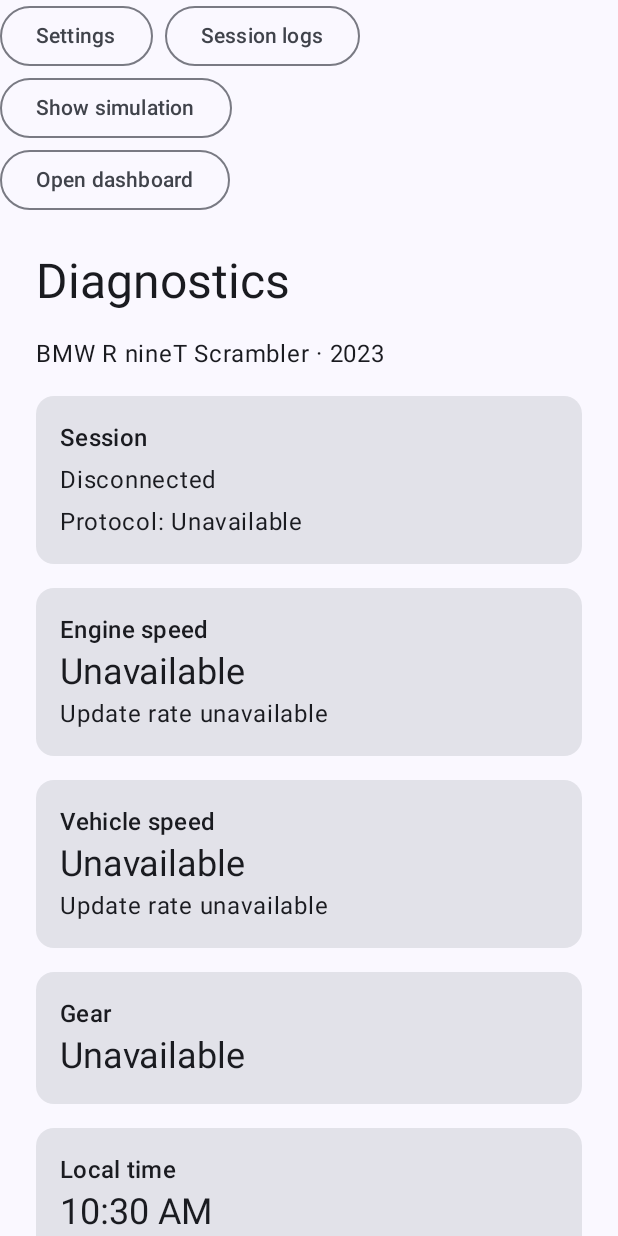
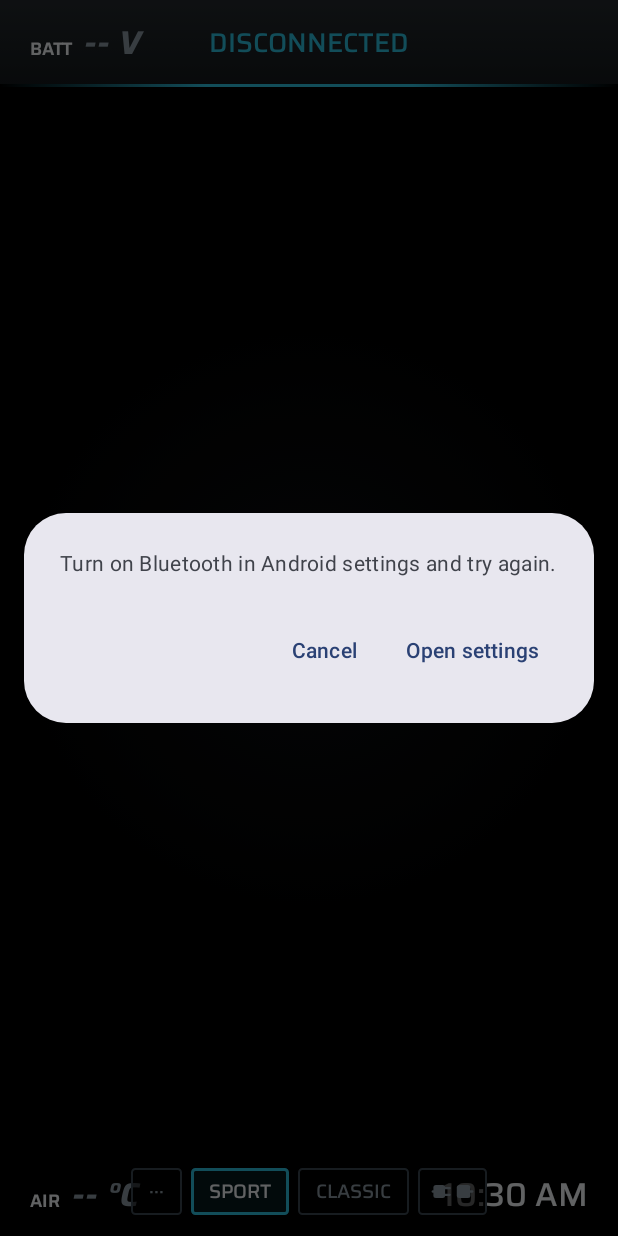
Before and after one commit to FelipeGarcia911/R9T_OBD2_Dashboard, an Android app built with Jetpack Compose: the screen it shows after launch (MainActivity), on a phone screen of 412 x 824 dp. Run offline under Robolectric (Android 15) with nearby library versions, the phone set to English and light mode, and no system bars.

Commit message:
Open on the dashboard and connect to the chosen adapter on their own
The dashboard is now the app's main screen. It connects once on start to the
adapter chosen last, or lets the rider pick one the first time. Diagnostics,
Choose adapter and, in debug builds, the simulation sit in the dashboard
menu, which screens extend with their own entries.

The simulation also opens on the dashboard and starts playing at once; its
menu switches between the real capture, the synthetic ride, an opened capture
and back to the bike.

Co-Authored-By: Claude Opus 5.5 <noreply@anthropic.com>

```diff
--- a/app/src/debug/res/values/strings.xml
+++ b/app/src/debug/res/values/strings.xml
@@ -1,6 +1,6 @@
 <resources>
     <!-- Simulator and capture replay, debug builds only -->
-    <string name="debug_show_live_diagnostics">Show live diagnostics</string>
+    <string name="debug_back_to_bike">Back to the bike</string>
     <string name="debug_example_capture">Real bike capture</string>
     <string name="debug_synthetic_data">Synthetic data</string>
     <string name="debug_open_capture">Open capture</string>
--- /dev/null
+++ b/app/src/main/java/com/felipeg/r9t_obd2_dashboard/DashboardWithDiagnostics.kt
@@ -0,0 +1,60 @@
+package com.felipeg.r9t_obd2_dashboard
+
+import androidx.activity.compose.BackHandler
+import androidx.compose.runtime.Composable
+import androidx.compose.runtime.LaunchedEffect
+import androidx.compose.runtime.getValue
+import androidx.compose.runtime.mutableStateOf
+import androidx.compose.runtime.saveable.rememberSaveable
+import androidx.compose.runtime.setValue
+import androidx.compose.ui.Modifier
+import androidx.compose.ui.res.stringResource
+import com.felipeg.r9t_obd2_dashboard.dashboard.ui.DashboardMenuItem
+import com.felipeg.r9t_obd2_dashboard.dashboard.ui.DashboardScreen
+import com.felipeg.r9t_obd2_dashboard.dashboard.ui.link.DashboardConnection
+import com.felipeg.r9t_obd2_dashboard.diagnostics.application.DiagnosticState
+
+/**
+ * The dashboard for [session], the app's main screen. Diagnostics in its menu, after
+ * [menuItems], opens [diagnostics], which returns through `backToDashboard` or Back without
+ * stopping the session.
+ */
+@Composable
+internal fun DashboardWithDiagnostics(
+    session: DiagnosticState,
+    sourceLabel: String,
+    connection: DashboardConnection,
+    modifier: Modifier,
+    menuItems: List<DashboardMenuItem> = emptyList(),
+    diagnostics: @Composable (backToDashboard: () -> Unit) -> Unit,
+) {
+    var showDiagnostics by rememberSaveable { mutableStateOf(false) }
+    if (showDiagnostics) {
+        BackHandler { showDiagnostics = false }
+        diagnostics { showDiagnostics = false }
+    } else {
+        DashboardScreen(
+            state = session,
+            modifier = modifier,
+            sourceLabel = sourceLabel,
+            connection = connection,
+            menuItems = menuItems + DashboardMenuItem(stringResource(R.string.dashboard_menu_diagnostics)) {
+                showDiagnostics = true
+            },
+        )
+    }
+}
+
+/**
+ * Calls [connect] once when the screen first opens with [session] stopped, so the dashboard comes
+ * up connecting on its own. Not again on rotation, nor after the rider disconnects.
+ */
+@Composable
+internal fun ConnectOnOpen(session: DiagnosticState, connect: () -> Unit) {
+    var done by rememberSaveable { mutableStateOf(false) }
+    LaunchedEffect(Unit) {
+        if (done) return@LaunchedEffect
+        done = true
+        if (session is DiagnosticState.Disconnected || session is DiagnosticState.Failed) connect()
+    }
+}
--- a/app/src/main/java/com/felipeg/r9t_obd2_dashboard/DiagnosticsOrDashboard.kt
+++ /dev/null
@@ -1,39 +0,0 @@
-package com.felipeg.r9t_obd2_dashboard
-
-import androidx.activity.compose.BackHandler
-import androidx.compose.runtime.Composable
-import androidx.compose.runtime.getValue
-import androidx.compose.runtime.mutableStateOf
-import androidx.compose.runtime.saveable.rememberSaveable
-import androidx.compose.runtime.setValue
-import androidx.compose.ui.Modifier
-import com.felipeg.r9t_obd2_dashboard.dashboard.ui.DashboardScreen
-import com.felipeg.r9t_obd2_dashboard.dashboard.ui.link.DashboardConnection
-import com.felipeg.r9t_obd2_dashboard.diagnostics.application.DiagnosticState
-
-/**
- * Shows [diagnostics] until it calls `openDashboard`, then the dashboard for [session]. Back, or
- * Diagnostics in the dashboard menu, returns without stopping the session.
- */
-@Composable
-internal fun DiagnosticsOrDashboard(
-    session: DiagnosticState,
-    sourceLabel: String,
-    connection: DashboardConnection,
-    modifier: Modifier,
-    diagnostics: @Composable (openDashboard: () -> Unit) -> Unit,
-) {
-    var showDashboard by rememberSaveable { mutableStateOf(false) }
-    if (showDashboard) {
-        BackHandler { showDashboard = false }
-        DashboardScreen(
-            state = session,
-            onDiagnostics = { showDashboard = false },
-            modifier = modifier,
-            sourceLabel = sourceLabel,
-            connection = connection,
-        )
-    } else {
-        diagnostics { showDashboard = true }
-    }
-}
--- a/app/src/main/java/com/felipeg/r9t_obd2_dashboard/LiveDiagnosticContent.kt
+++ b/app/src/main/java/com/felipeg/r9t_obd2_dashboard/LiveDiagnosticContent.kt
@@ -1,24 +1,31 @@
 package com.felipeg.r9t_obd2_dashboard
 
 import androidx.activity.ComponentActivity
+import androidx.compose.foundation.layout.Arrangement
 import androidx.compose.foundation.layout.Column
+import androidx.compose.foundation.layout.Row
 import androidx.compose.material3.OutlinedButton
 import androidx.compose.material3.Text
 import androidx.compose.runtime.Composable
 import androidx.compose.runtime.getValue
 import androidx.compose.ui.Modifier
 import androidx.compose.ui.platform.LocalContext
+import androidx.compose.ui.res.stringResource
+import androidx.compose.ui.unit.dp
 import androidx.lifecycle.compose.collectAsStateWithLifecycle
+import com.felipeg.r9t_obd2_dashboard.dashboard.ui.DashboardMenuItem
 import com.felipeg.r9t_obd2_dashboard.dashboard.ui.link.DashboardConnection
 import com.felipeg.r9t_obd2_dashboard.diagnostics.ui.AdapterConnectDialogs
 import com.felipeg.r9t_obd2_dashboard.diagnostics.ui.DiagnosticScreen
 import com.felipeg.r9t_obd2_dashboard.diagnostics.ui.ElmLogControls
 import com.felipeg.r9t_obd2_dashboard.diagnostics.ui.rememberAdapterConnectFlow
 import com.felipeg.r9t_obd2_dashboard.diagnostics.ui.rememberDiagnosticViewModel
-import androidx.compose.ui.res.stringResource
-import com.felipeg.r9t_obd2_dashboard.R
 
-/** Live diagnostics over a paired ELM327, and the dashboard fed by the same session. */
+/**
+ * The bike over a paired ELM327: the dashboard first, connecting on its own to the adapter chosen
+ * last (the first time, the rider picks one), with diagnostics behind its menu. [onShowDemo], in
+ * debug builds, switches to the simulation.
+ */
 @Composable
 internal fun LiveDiagnosticContent(modifier: Modifier, onShowDemo: (() -> Unit)? = null) {
     val activity = LocalContext.current as ComponentActivity
@@ -35,20 +42,27 @@ internal fun LiveDiagnosticContent(modifier: Modifier, onShowDemo: (() -> Unit)?
         chooseAdapter = connectFlow::connect,
         adapterName = connectFlow.lastAdapter?.let { it.name ?: it.id },
     )
+    ConnectOnOpen(state.session, connectFlow::reconnect)
+    val showDemo = onShowDemo?.let {
+        {
+            model.disconnect()
+            it()
+        }
+    }
+    val menuItems = buildList {
+        add(DashboardMenuItem(stringResource(R.string.dashboard_menu_adapter), connectFlow::connect))
+        showDemo?.let { add(DashboardMenuItem(stringResource(R.string.show_simulation), it)) }
+    }
 
-    DiagnosticsOrDashboard(
-        state.session, stringResource(R.string.diagnostics_source_live), connection, modifier,
-    ) { openDashboard ->
+    DashboardWithDiagnostics(
+        state.session, stringResource(R.string.diagnostics_source_live), connection, modifier, menuItems,
+    ) { backToDashboard ->
         Column(modifier) {
+            Row(horizontalArrangement = Arrangement.spacedBy(8.dp)) {
+                OutlinedButton(onClick = backToDashboard) { Text(stringResource(R.string.back_to_dashboard)) }
+                showDemo?.let { OutlinedButton(onClick = it) { Text(stringResource(R.string.show_simulation)) } }
+            }
             ElmLogControls(container.logSettings, container.sessionLogs)
-            if (onShowDemo != null) {
-                OutlinedButton(onClick = {
-                    model.disconnect()
-                    onShowDemo()
-                }) { Text(stringResource(R.string.show_simulation)) }
-            }
-            // Always available: the dashboard's connection lamp can start the session too.
-            OutlinedButton(onClick = openDashboard) { Text(stringResource(R.string.open_dashboard)) }
             DiagnosticScreen(
                 state = state,
                 trace = trace,
--- a/app/src/main/java/com/felipeg/r9t_obd2_dashboard/dashboard/ui/DashboardScreen.kt
+++ b/app/src/main/java/com/felipeg/r9t_obd2_dashboard/dashboard/ui/DashboardScreen.kt
@@ -31,10 +31,10 @@ import com.felipeg.r9t_obd2_dashboard.diagnostics.ui.rememberDashboardClock
 @Composable
 internal fun DashboardScreen(
     state: DiagnosticState,
-    onDiagnostics: () -> Unit,
     modifier: Modifier = Modifier,
     sourceLabel: String,
     connection: DashboardConnection,
+    menuItems: List<DashboardMenuItem> = emptyList(),
     layoutStore: DashboardLayoutStore = rememberDashboardLayoutStore(),
     shiftLightStore: ShiftLightSettingsStore = rememberShiftLightSettingsStore(),
     needleStore: NeedleSettingsStore = rememberNeedleSettingsStore(),
@@ -63,7 +63,7 @@ internal fun DashboardScreen(
                 layoutStore.save(selected)
             },
             sourceLabel = sourceLabel,
-            onDiagnostics = onDiagnostics,
+            menuItems = menuItems,
             onShiftLight = { editingShiftLight = true },
             onNeedle = { editingNeedle = true },
             link = readings.link,
--- a/app/src/main/res/values/strings.xml
+++ b/app/src/main/res/values/strings.xml
@@ -8,7 +8,7 @@
     <string name="close">Close</string>
     <string name="open_settings">Open settings</string>
     <string name="continue_action">Continue</string>
-    <string name="open_dashboard">Open dashboard</string>
+    <string name="back_to_dashboard">Back to dashboard</string>
     <string name="show_simulation">Show simulation</string>
 
     <!-- Diagnostics screen -->
@@ -130,6 +130,7 @@
 
     <!-- Needle spring -->
     <string name="dashboard_menu_needle">Needle</string>
+    <string name="dashboard_menu_adapter">Choose adapter</string>
     <string name="needle_title">Needle</string>
     <string name="needle_default">Default</string>
     <string name="needle_damping">Damping</string>
```
Also changed, not shown: app/src/debug/java/com/felipeg/r9t_obd2_dashboard/DiagnosticContent.kt (+58 -50 lines), app/src/main/java/com/felipeg/r9t_obd2_dashboard/dashboard/ui/DashboardToolbar.kt (+12 -7 lines), app/src/main/java/com/felipeg/r9t_obd2_dashboard/diagnostics/ui/DiagnosticViewModel.kt (+10 -0 lines), 2 other files.
